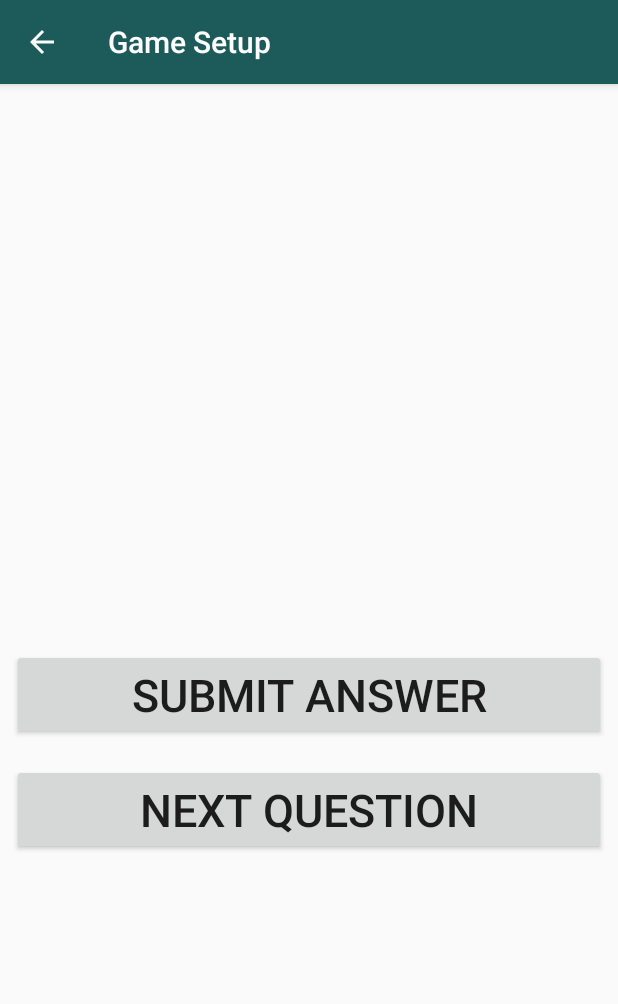
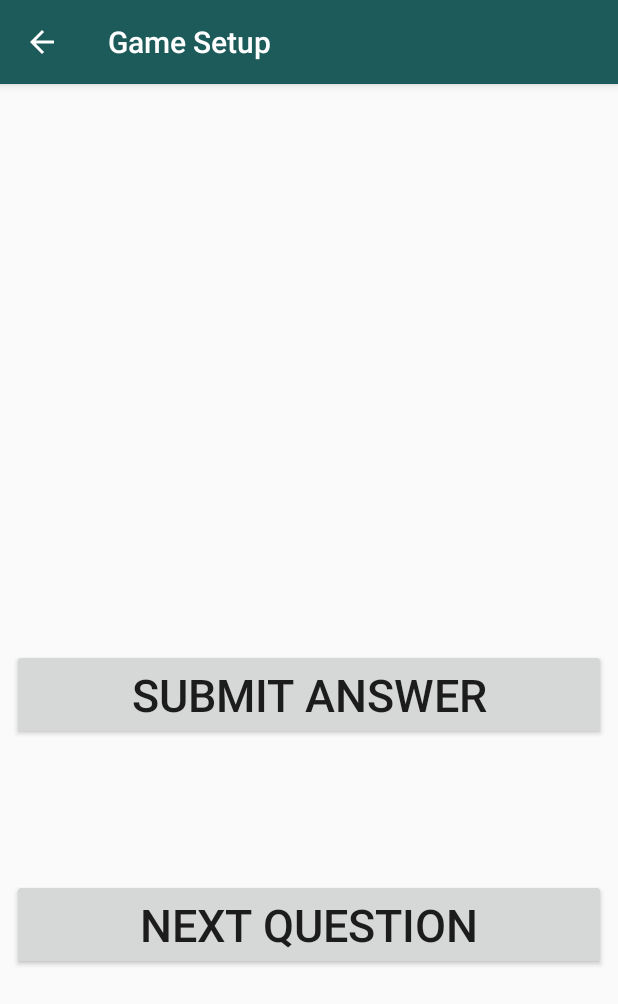
Before and after one commit to powersst/cs496, an Android app: the InGameActivity screen opened directly, with no data from a screen before it, on a phone screen of 412 x 824 dp. Shown: the top 1004 px of the screen. Run offline under Robolectric (Android 15) with nearby library versions, the phone set to English and light mode, and no system bars; 1 statement that could not run was skipped.

Commit message:
End Game Activity
Mostly working. Score is not completely working. Cannot get the total
number of questions to be passed to end game activity. Also, Next button
is a bit off.

```diff
--- a/TriviaTrouble/app/src/main/java/com/powersst/triviatrouble/InGameActivity.java
+++ b/TriviaTrouble/app/src/main/java/com/powersst/triviatrouble/InGameActivity.java
@@ -30,10 +30,13 @@ public class InGameActivity extends AppCompatActivity {
     private Button mBtnOptFour;
     private Button mBtnSubmit;
     private Button mBtnNext;
+    private Button mBtnFinish;
     private int mSelectedAnswer;
     private int mCorrectAnswer;
     private ArrayList<OpenTriviaUtils.TriviaItem> mTriviaItems;
     private int mCurrentTriviaItem;
+    private static int playerScore;
+    private static int totalScore;
 
     @Override
     protected void onCreate(@Nullable Bundle savedInstanceState) {
@@ -47,6 +50,9 @@ public class InGameActivity extends AppCompatActivity {
         mBtnOptThree = (Button) findViewById(R.id.optionThreeBtn);
         mBtnOptFour = (Button) findViewById(R.id.optionFourBtn);
         mBtnSubmit = (Button) findViewById(R.id.submitBtn);
+        mBtnFinish = (Button) findViewById(R.id.finishBtn);
+        playerScore = 0;
+        totalScore = 0;
             mBtnSubmit.setOnClickListener(new Button.OnClickListener(){
                 @Override
                 public void onClick(View v) {
@@ -61,6 +67,13 @@ public class InGameActivity extends AppCompatActivity {
                     loadQuestion(mTriviaItems.get(mCurrentTriviaItem));
                 }
             });
+        mBtnFinish.setOnClickListener(new Button.OnClickListener() {
+            @Override
+            public void onClick(View v) {
+                Intent intent = new Intent(v.getContext(), EndGameActivity.class);
+                startActivity(intent);
+            }
+        });
 
         Intent intent = getIntent();
         mTriviaItems = (ArrayList<OpenTriviaUtils.TriviaItem>) intent.getSerializableExtra(GameSetupActivity.KEY_TRIVIA_ITEMS);
@@ -246,12 +259,14 @@ public class InGameActivity extends AppCompatActivity {
 
     private void checkAnswer()
     {
+
         if(mSelectedAnswer != -999) {
             // Display result
             Button correctAnswer = (Button) findViewById(mCorrectAnswer);
             Button selectedAnswer = (Button) findViewById(mSelectedAnswer);
             if (selectedAnswer.equals(correctAnswer)) {
                 correctAnswer.setBackgroundResource(R.color.colorAnswerButton_CorrectAnswer);
+                playerScore = playerScore + 1;
                 generateToast("__CORRECT__");
             } else {
                 correctAnswer.setBackgroundResource(R.color.colorAnswerButton_CorrectAnswer);
@@ -274,9 +289,23 @@ public class InGameActivity extends AppCompatActivity {
             if (++mCurrentTriviaItem < mTriviaItems.size()) {
                 mBtnNext.setVisibility(View.VISIBLE);
                 mBtnSubmit.setVisibility(View.INVISIBLE);
+            } else {
+                mBtnFinish.setVisibility(View.VISIBLE);
+                mBtnFinish.setClickable(true);
             }
         }
     }
+
+    public static int getPlayerScore() {
+        return playerScore;
+    }
+
+    public static int getTotalScore() {
+        //totalScore = mTriviaItems.size();
+        return totalScore;
+    }
+
+
 
 
     /**
--- a/TriviaTrouble/app/src/main/res/layout/activity_in_game.xml
+++ b/TriviaTrouble/app/src/main/res/layout/activity_in_game.xml
@@ -88,7 +88,7 @@
                 android:text="@string/inGame_SubmitBtn"/>
 
             <Button
-                android:id="@+id/nextBtn"
+                android:id="@+id/finishBtn"
                 android:layout_width="match_parent"
                 android:layout_height="wrap_content"
                 android:textAlignment="center"
@@ -97,7 +97,20 @@
                 android:layout_marginRight="8dp"
                 android:layout_marginBottom="16dp"
                 android:gravity="bottom"
-                android:text="@string/inGame_NextBtn"/>
+                android:visibility="invisible"
+                android:text="@string/inGame_FinishBtn"/>
+
+            <Button
+                android:id="@+id/nextBtn"
+                android:layout_width="match_parent"
+                android:layout_height="wrap_content"
+                android:layout_marginBottom="16dp"
+                android:layout_marginLeft="8dp"
+                android:layout_marginRight="8dp"
+                android:gravity="bottom"
+                android:text="@string/inGame_NextBtn"
+                android:textAlignment="center"
+                android:textSize="30sp" />
         </LinearLayout>
     </ScrollView>
 </LinearLayout>
```
Also changed, not shown: TriviaTrouble/app/src/main/AndroidManifest.xml (+9 -0 lines), TriviaTrouble/app/src/main/java/com/powersst/triviatrouble/EndGameActivity.java (added, +48 -0 lines), TriviaTrouble/app/src/main/res/layout/activity_end_game.xml (added, +78 -0 lines), TriviaTrouble/app/src/main/res/values/strings.xml (+8 -0 lines).
